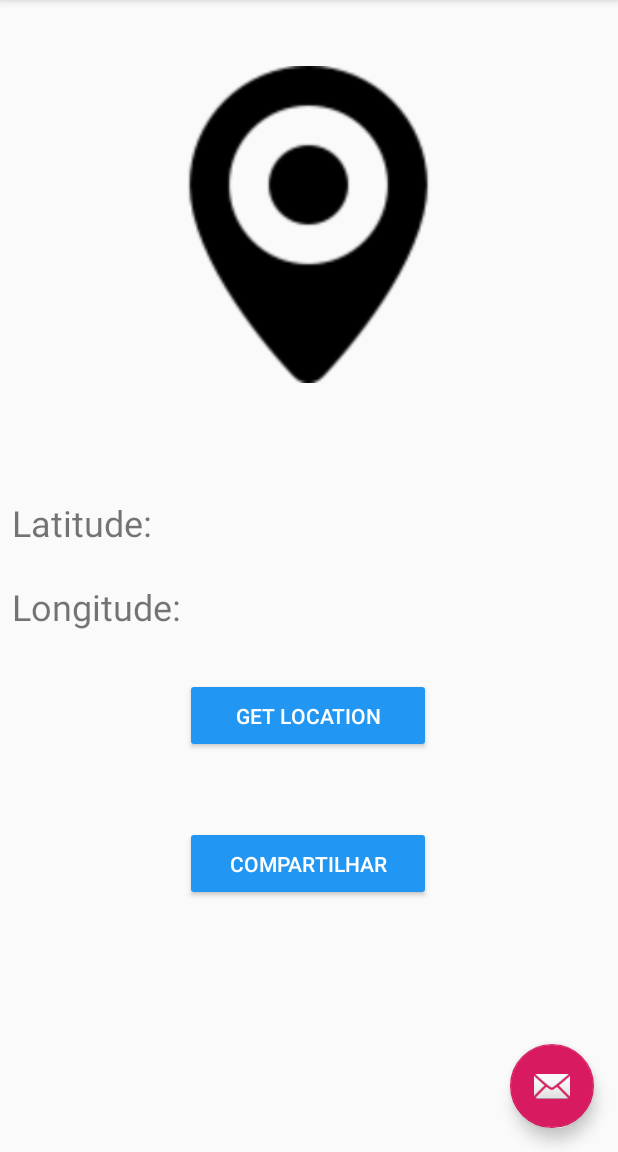
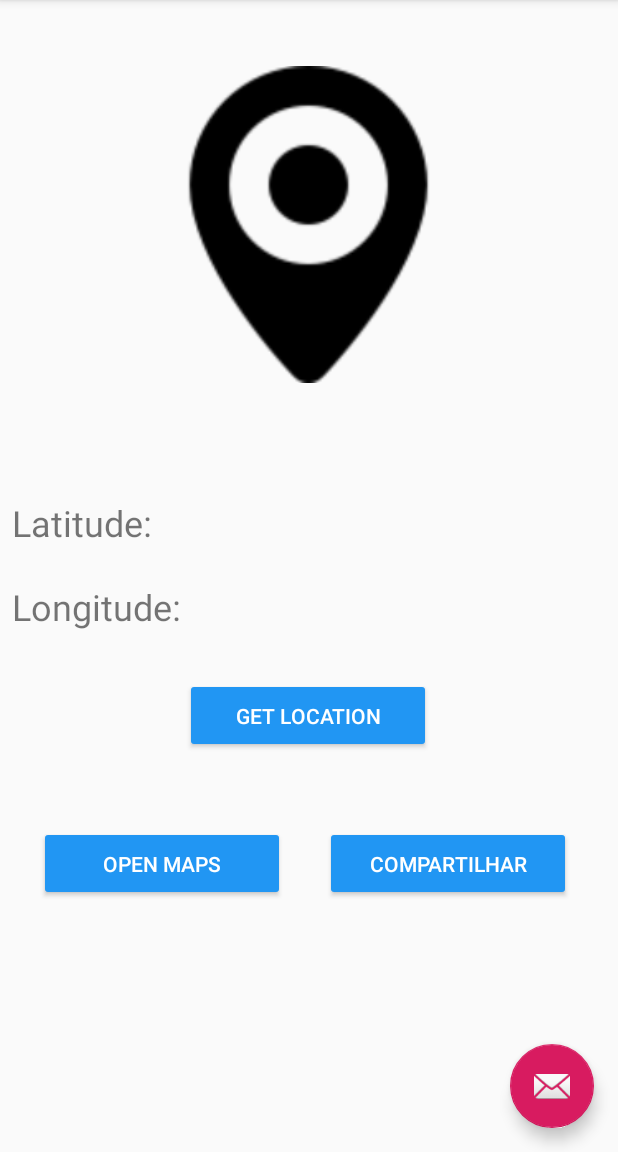
Before and after one commit to ChihYaoYang/Android-CestadeFerramenta2.0, an Android app: the fragment GeolocalizacaoFragment placed in its activity, after a tap on "COMPARTILHAR", on a phone screen of 412 x 824 dp, the part 84-1236 px from its top. Run offline under Robolectric (Android 15) with nearby library versions, the phone set to English and light mode, and no system bars.

Commit message:
add open maps button

```diff
--- a/app/src/main/java/com/example/senac/ferramentas20/GeolocalizacaoFragment.java
+++ b/app/src/main/java/com/example/senac/ferramentas20/GeolocalizacaoFragment.java
@@ -4,7 +4,6 @@ import android.Manifest;
 import android.content.Context;
 import android.content.Intent;
 import android.content.pm.PackageManager;
-import android.location.Address;
 import android.location.Location;
 import android.location.LocationListener;
 import android.location.LocationManager;
@@ -23,8 +22,6 @@ import android.widget.Button;
 import android.widget.TextView;
 import android.widget.Toast;
 
-import java.util.Locale;
-
 public class GeolocalizacaoFragment extends Fragment {
     //Permissão do GPS
     private static final int REQUEST_ACCESS_FINE_LOCATION = 200;
@@ -34,12 +31,11 @@ public class GeolocalizacaoFragment extends Fragment {
     private boolean permissionGPS = false;
     LocationManager locationManager;
 
+    //Declara variável
+    TextView lati, longi;
+    Button getlocation, compartilhar, openmapas;
     String latitudes;
     String longitudes;
-
-    //Declara variável
-    TextView lati, longi;
-    Button getlocation, compartilhar;
 
     @Override
     public View onCreateView(LayoutInflater inflater, ViewGroup container, Bundle savedInstanceState) {
@@ -53,6 +49,7 @@ public class GeolocalizacaoFragment extends Fragment {
         //find id
         getlocation = view.findViewById(R.id.getlocation);
         compartilhar = view.findViewById(R.id.compartilhar);
+        openmapas = view.findViewById(R.id.openmapas);
         lati = view.findViewById(R.id.latitude);
         longi = view.findViewById(R.id.longitude);
 
@@ -67,6 +64,12 @@ public class GeolocalizacaoFragment extends Fragment {
             @Override
             public void onClick(View v) {
                 compartilha();
+            }
+        });
+        openmapas.setOnClickListener(new View.OnClickListener() {
+            @Override
+            public void onClick(View v) {
+                abrirmapas();
             }
         });
         return view;
@@ -92,15 +95,25 @@ public class GeolocalizacaoFragment extends Fragment {
         locationManager = (LocationManager) getActivity().getSystemService(Context.LOCATION_SERVICE);
         LocationListener locationListener = new GeolocalizacaoFragment.MyLocationListener();
         //LocationManager.GPS_PROVIDER 使用GPS定位 / LocationManager.NETWORK_PROVIDER 使用網路定位
-        locationManager.requestLocationUpdates(LocationManager.GPS_PROVIDER, 1000, 1, locationListener);
-
+        locationManager.requestLocationUpdates(LocationManager.GPS_PROVIDER, 1000, 3, locationListener);
     }
 
     public void compartilha() {
         Intent intent = new Intent();
         intent.setAction(Intent.ACTION_SEND);
-        intent.putExtra(Intent.EXTRA_TEXT, longitudes + "\n" + latitudes);
+        intent.putExtra(Intent.EXTRA_TEXT, latitudes + "\n" + longitudes);
         intent.setType("text/plain");
+        if (longitudes != null || latitudes != null) {
+            startActivity(intent);
+        } else {
+            pegaLocalizacao();
+        }
+    }
+
+    public void abrirmapas() {
+        String uri = "http://maps.google.com/maps?q=" + latitudes + "," + longitudes;
+        Log.e("maps", uri);
+        Intent intent = new Intent(Intent.ACTION_VIEW, Uri.parse(uri));
         if (longitudes != null || latitudes != null) {
             startActivity(intent);
         } else {
@@ -115,16 +128,11 @@ public class GeolocalizacaoFragment extends Fragment {
             String longitude = Double.toString(location.getLongitude());
             String latitude = Double.toString(location.getLatitude());
             //Passa variavel
+            latitudes = latitude;
             longitudes = longitude;
-            latitudes = latitude;
             //Seta valor para textview
             longi.setText(longitude);
             lati.setText(latitude);
-
-            String uri = "http://maps.google.com/maps?q=" + latitude + "," + longitude;
-            Log.e("maps", uri);
-            Intent intent = new Intent(Intent.ACTION_VIEW, Uri.parse(uri));
-            startActivity(intent);
         }
 
         @Override
@@ -136,7 +144,7 @@ public class GeolocalizacaoFragment extends Fragment {
         @Override
         //Provider被enable時觸發此函數，比如GPS被打開
         public void onProviderEnabled(String provider) {
-            Toast.makeText(getContext(), "on ProviderEnabled", Toast.LENGTH_SHORT).show();
+            Toast.makeText(getContext(), "GPS ATIVADO", Toast.LENGTH_SHORT).show();
         }
 
         @Override
--- a/app/src/main/res/layout/fragment_geolocalizacao.xml
+++ b/app/src/main/res/layout/fragment_geolocalizacao.xml
@@ -103,6 +103,24 @@
             app:layout_constraintVertical_bias="0.0" />
 
         <Button
+            android:id="@+id/openmapas"
+            android:layout_width="164dp"
+            android:layout_height="50dp"
+            android:layout_marginStart="8dp"
+            android:layout_marginTop="492dp"
+            android:layout_marginEnd="8dp"
+            android:layout_marginBottom="8dp"
+            android:backgroundTint="#2196F3"
+            android:text="Open Maps"
+            android:textColor="#ffffff"
+            app:layout_constraintBottom_toBottomOf="parent"
+            app:layout_constraintEnd_toEndOf="parent"
+            app:layout_constraintHorizontal_bias="0.077"
+            app:layout_constraintStart_toStartOf="parent"
+            app:layout_constraintTop_toTopOf="parent"
+            app:layout_constraintVertical_bias="0.27" />
+
+        <Button
             android:id="@+id/compartilhar"
             android:layout_width="164dp"
             android:layout_height="50dp"
@@ -115,7 +133,7 @@
             android:textColor="#ffffff"
             app:layout_constraintBottom_toBottomOf="parent"
             app:layout_constraintEnd_toEndOf="parent"
-            app:layout_constraintHorizontal_bias="0.497"
+            app:layout_constraintHorizontal_bias="0.9"
             app:layout_constraintStart_toStartOf="parent"
             app:layout_constraintTop_toTopOf="parent"
             app:layout_constraintVertical_bias="0.27" />
```
